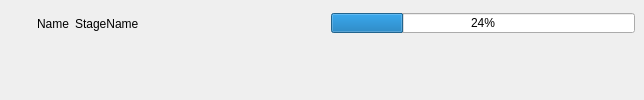
First picture: the form in DivisactionQt/actionprogress.ui, repository RicardoEPRodrigues/3Motion, before the edit.
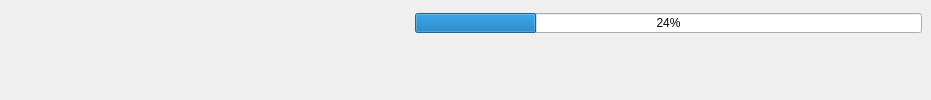
Second picture: the form after the edit.

Commit message:
Added new emotions, actions and scenario agents
Added coop scenario sequence 1, which required the addition of new agents, actions and emotions.

World Manager now has a description that allows the explanation of what is and what is in the world.

Minor layout changes, where new emotions are added directly to the action instead of being one of it's children and the visual description of the world.

What changed in the file:
```diff
--- a/DivisactionQt/actionprogress.ui
+++ b/DivisactionQt/actionprogress.ui
@@ -9,7 +9,7 @@
    <rect>
     <x>0</x>
     <y>0</y>
-    <width>644</width>
+    <width>931</width>
     <height>100</height>
    </rect>
   </property>
@@ -42,28 +42,12 @@
        <widget class="QLabel" name="AgentName">
         <property name="minimumSize">
          <size>
-          <width>60</width>
+          <width>400</width>
           <height>0</height>
          </size>
         </property>
         <property name="text">
-         <string>Name</string>
-        </property>
-        <property name="alignment">
-         <set>Qt::AlignRight|Qt::AlignTrailing|Qt::AlignVCenter</set>
-        </property>
-       </widget>
-      </item>
-      <item>
-       <widget class="QLabel" name="AgentStage">
-        <property name="minimumSize">
-         <size>
-          <width>250</width>
-          <height>0</height>
-         </size>
-        </property>
-        <property name="text">
-         <string>StageName</string>
+         <string/>
         </property>
        </widget>
       </item>
```
Left out of the diff: 2 changed lines with no effect on the pictures. The commit also changes 36 other files.
